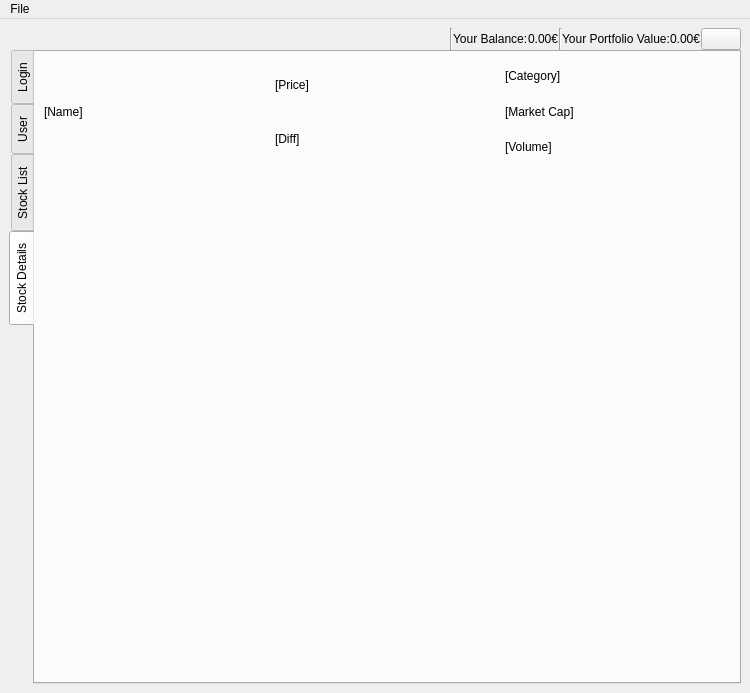
Before: the Qt Designer form main.ui in OfficialRey/GUIProject, drawn with Qt 5.
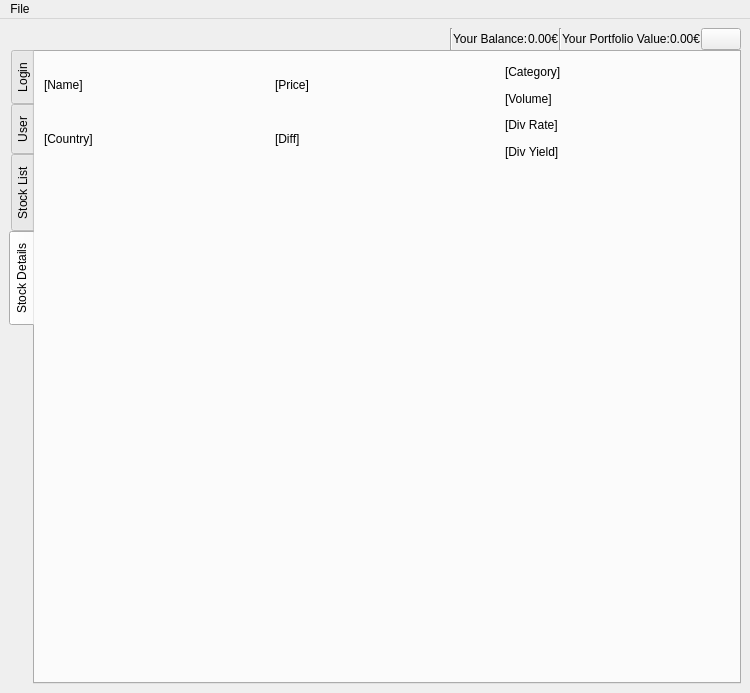
After: the same form once the commit is applied. The open tabs and pages were chosen to show the change.

Commit message: added new attributes to stock detail page

The edit to the form file:
```diff
--- a/main.ui
+++ b/main.ui
@@ -712,11 +712,25 @@
           <item>
            <layout class="QHBoxLayout" name="stockInfoLayout">
             <item>
-             <widget class="QLabel" name="stockName">
-              <property name="text">
-               <string>[Name]</string>
-              </property>
-             </widget>
+             <layout class="QVBoxLayout" name="furtherStockInfoLayout3">
+              <item>
+               <widget class="QLabel" name="stockName">
+                <property name="text">
+                 <string>[Name]</string>
+                </property>
+                <property name="openExternalLinks">
+                 <bool>true</bool>
+                </property>
+               </widget>
+              </item>
+              <item>
+               <widget class="QLabel" name="stockCountry">
+                <property name="text">
+                 <string>[Country]</string>
+                </property>
+               </widget>
+              </item>
+             </layout>
             </item>
             <item>
              <layout class="QVBoxLayout" name="furtherStockInfoLayout">
@@ -745,13 +759,6 @@
                 </property>
                </widget>
               </item>
-              <item>
-               <widget class="QLabel" name="stockMarketCap">
-                <property name="text">
-                 <string>[Market Cap]</string>
-                </property>
-               </widget>
-              </item>
               <item>
                <widget class="QLabel" name="stockVolume">
                 <property name="text">
@@ -759,6 +766,20 @@
                 </property>
                </widget>
               </item>
+              <item>
+               <widget class="QLabel" name="stockDividendRate">
+                <property name="text">
+                 <string>[Div Rate]</string>
+                </property>
+               </widget>
+              </item>
+              <item>
+               <widget class="QLabel" name="stockDividendYield">
+                <property name="text">
+                 <string>[Div Yield]</string>
+                </property>
+               </widget>
+              </item>
              </layout>
             </item>
            </layout>
```
Left out of the diff: 13 changed lines with no effect on the pictures. The commit also changes 1 other file.
